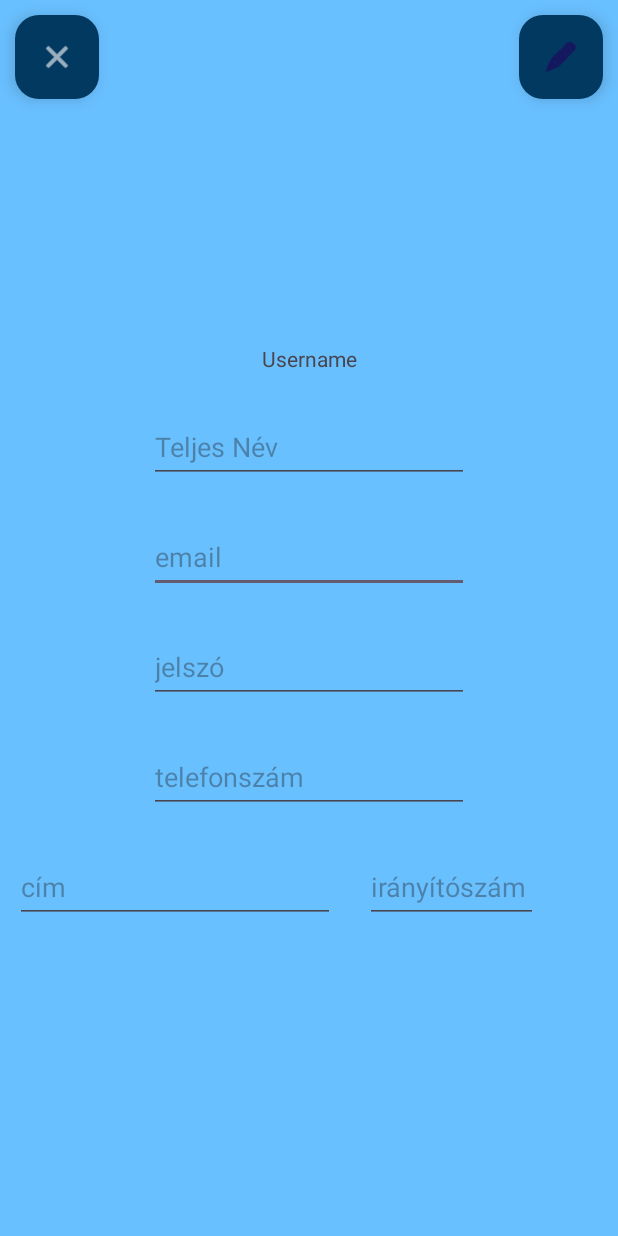
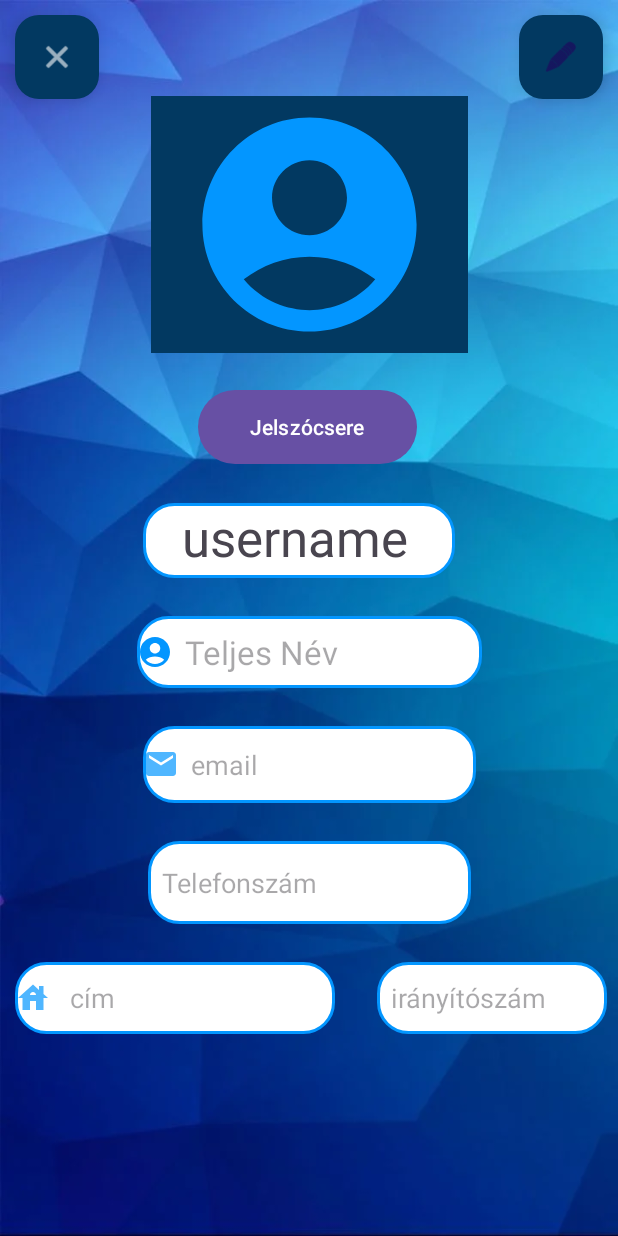
Before and after one commit to ropi0955/Android_Project, an Android app: the ProfileActivity screen opened directly, with no data from a screen before it, on a phone screen of 412 x 824 dp. Run offline under Robolectric (Android 15) with nearby library versions, the phone set to English and light mode, and no system bars.

Commit message:
profile page and pw change page added --some button not work

```diff
--- a/app/src/main/AndroidManifest.xml
+++ b/app/src/main/AndroidManifest.xml
@@ -12,6 +12,9 @@
         android:supportsRtl="true"
         android:theme="@style/Theme.Tienda_Android_Project"
         tools:targetApi="31">
+        <activity
+            android:name=".pages.ChangePasswordActivity"
+            android:exported="false" />
         <activity
             android:name=".pages.SignupActivity"
             android:exported="false" />
--- a/app/src/main/java/hu/nje/tienda/ProfileActivity.java
+++ b/app/src/main/java/hu/nje/tienda/ProfileActivity.java
@@ -5,12 +5,16 @@ import androidx.appcompat.app.AppCompatActivity;
 import android.content.Intent;
 import android.os.Bundle;
 import android.view.View;
+import android.widget.Button;
 
 import com.google.android.material.floatingactionbutton.FloatingActionButton;
+
+import hu.nje.tienda.pages.ChangePasswordActivity;
 
 public class ProfileActivity extends AppCompatActivity {
     private FloatingActionButton backMainActivityButton2;
     private FloatingActionButton modifyProfileButton;//valahogy az összes textboxot konténerbe kéne tenni és akkor egybe szerkeszhetővé lehetne tenni..
+    private Button changePasswordbutton;
     @Override
     protected void onCreate(Bundle savedInstanceState) {
         super.onCreate(savedInstanceState);
@@ -32,6 +36,13 @@ public class ProfileActivity extends AppCompatActivity {
                 modifyProfileButton();
             }
         });
+        changePasswordbutton = findViewById(R.id.changePasswordbutton);
+        changePasswordbutton.setOnClickListener(new View.OnClickListener() {
+            @Override
+            public void onClick(View view) {
+                changePasswordbutton();
+            }
+        });
     }
     private void backMainActivity2() {
         Intent intent = new Intent(this, MainActivity.class);
@@ -43,4 +54,8 @@ public class ProfileActivity extends AppCompatActivity {
         Intent intent = new Intent(this, ProfileActivity.class);
         startActivities(new Intent[]{intent});
     }
+    private void changePasswordbutton() {
+        Intent intent = new Intent(this, ChangePasswordActivity.class);
+        startActivities(new Intent[]{intent});
+    }
 }
--- a/app/src/main/res/layout/activity_profile.xml
+++ b/app/src/main/res/layout/activity_profile.xml
@@ -4,34 +4,30 @@
     xmlns:tools="http://schemas.android.com/tools"
     android:layout_width="match_parent"
     android:layout_height="match_parent"
-    android:background="@color/background"
+    android:background="@drawable/tienda_bg"
     tools:context=".ProfileActivity">
-
-    <ImageView
-        android:id="@+id/profilImageView"
-        android:layout_width="161dp"
-        android:layout_height="158dp"
-        android:layout_marginTop="43dp"
-        app:layout_constraintEnd_toEndOf="parent"
-        app:layout_constraintStart_toStartOf="parent"
-        app:layout_constraintTop_toTopOf="parent"
-        tools:srcCompat="@tools:sample/avatars" />
 
     <TextView
         android:id="@+id/usernameText"
-        android:layout_width="wrap_content"
-        android:layout_height="wrap_content"
-        android:layout_marginTop="28dp"
-        android:text="Username"
+        android:layout_width="208dp"
+        android:layout_height="50dp"
+        android:layout_marginTop="100dp"
+        android:background="@drawable/blue_border"
+        android:text="   username"
+        android:textAppearance="@style/TextAppearance.AppCompat.Display1"
         app:layout_constraintEnd_toEndOf="parent"
+        app:layout_constraintHorizontal_bias="0.467"
         app:layout_constraintStart_toStartOf="parent"
-        app:layout_constraintTop_toBottomOf="@+id/profilImageView" />
+        app:layout_constraintTop_toBottomOf="@+id/imageView" />
 
     <EditText
         android:id="@+id/textEmailAddress"
-        android:layout_width="wrap_content"
-        android:layout_height="wrap_content"
+        android:layout_width="222dp"
+        android:layout_height="51dp"
         android:layout_marginTop="25dp"
+        android:background="@drawable/blue_border"
+        android:drawableLeft="@drawable/baseline_email_24"
+        android:drawablePadding="8dp"
         android:ems="10"
         android:hint="email"
         android:inputType="textEmailAddress"
@@ -41,39 +37,31 @@
         app:layout_constraintTop_toBottomOf="@+id/textFullName" />
 
     <EditText
-        android:id="@+id/textPassword"
-        android:layout_width="wrap_content"
-        android:layout_height="wrap_content"
+        android:id="@+id/textPhone"
+        android:layout_width="215dp"
+        android:layout_height="55dp"
         android:layout_marginTop="25dp"
+        android:background="@drawable/blue_border"
         android:ems="10"
-        android:hint="jelszó"
-        android:inputType="textPassword"
+        android:hint="  Telefonszám"
+        android:inputType="phone"
         android:minHeight="48dp"
         app:layout_constraintEnd_toEndOf="parent"
         app:layout_constraintStart_toStartOf="parent"
         app:layout_constraintTop_toBottomOf="@+id/textEmailAddress" />
 
     <EditText
-        android:id="@+id/textPhone"
-        android:layout_width="wrap_content"
-        android:layout_height="wrap_content"
-        android:layout_marginTop="25dp"
-        android:ems="10"
-        android:hint="telefonszám"
-        android:inputType="phone"
-        android:minHeight="48dp"
-        app:layout_constraintEnd_toEndOf="parent"
-        app:layout_constraintStart_toStartOf="parent"
-        app:layout_constraintTop_toBottomOf="@+id/textPassword" />
-
-    <EditText
         android:id="@+id/textPostalAddress"
+        style="@style/Widget.AppCompat.EditText"
         android:layout_width="wrap_content"
         android:layout_height="wrap_content"
         android:layout_marginStart="10dp"
         android:layout_marginTop="25dp"
+        android:background="@drawable/blue_border"
+        android:drawableLeft="@drawable/baseline_house_24"
+        android:drawablePadding="8dp"
         android:ems="10"
-        android:hint="cím"
+        android:hint=" cím"
         android:inputType="textPostalAddress"
         android:minHeight="48dp"
         app:layout_constraintStart_toStartOf="parent"
@@ -81,25 +69,30 @@
 
     <EditText
         android:id="@+id/textPostCode"
-        android:layout_width="115dp"
+        android:layout_width="153dp"
         android:layout_height="48dp"
         android:layout_marginStart="20dp"
+        android:background="@drawable/blue_border"
         android:ems="10"
-        android:hint="irányítószám"
+        android:hint="  irányítószám"
         android:inputType="number"
         app:layout_constraintBottom_toBottomOf="@+id/textPostalAddress"
+        app:layout_constraintEnd_toEndOf="parent"
         app:layout_constraintStart_toEndOf="@+id/textPostalAddress"
         app:layout_constraintTop_toTopOf="@+id/textPostalAddress" />
 
     <EditText
         android:id="@+id/textFullName"
-        android:layout_width="wrap_content"
-        android:layout_height="wrap_content"
+        android:layout_width="230dp"
+        android:layout_height="48dp"
         android:layout_marginTop="25dp"
-        android:ems="10"
+        android:background="@drawable/blue_border"
+        android:drawableLeft="@drawable/baseline_account_circle_24"
+        android:drawablePadding="8dp"
         android:hint="Teljes Név"
         android:inputType="text"
         android:minHeight="48dp"
+        android:textAppearance="@style/TextAppearance.AppCompat.Large"
         app:layout_constraintEnd_toEndOf="parent"
         app:layout_constraintStart_toStartOf="parent"
         app:layout_constraintTop_toBottomOf="@+id/usernameText" />
@@ -113,6 +106,7 @@
         android:clickable="true"
         android:tint="@color/white"
         app:backgroundTint="@color/dark"
+        app:fabSize="auto"
         app:layout_constraintEnd_toEndOf="parent"
         app:layout_constraintTop_toTopOf="parent"
         app:srcCompat="@android:drawable/ic_menu_edit"
@@ -133,4 +127,29 @@
         app:srcCompat="@android:drawable/ic_menu_close_clear_cancel"
         app:tint="@color/white" />
 
+    <ImageView
+        android:id="@+id/imageView"
+        android:layout_width="211dp"
+        android:layout_height="171dp"
+        android:layout_marginTop="64dp"
+        android:background="@color/dark"
+        app:layout_constraintEnd_toEndOf="parent"
+        app:layout_constraintStart_toStartOf="parent"
+        app:layout_constraintTop_toTopOf="parent"
+        app:srcCompat="@drawable/baseline_account_circle_24" />
+
+    <Button
+        android:id="@+id/changePasswordbutton"
+        android:layout_width="146dp"
+        android:layout_height="57dp"
+        android:text="Jelszócsere"
+        android:textColorHighlight="@color/dark"
+        android:textColorLink="@color/dark"
+        app:layout_constraintBottom_toTopOf="@+id/usernameText"
+        app:layout_constraintEnd_toEndOf="@+id/usernameText"
+        app:layout_constraintHorizontal_bias="0.596"
+        app:layout_constraintStart_toStartOf="@+id/usernameText"
+        app:layout_constraintTop_toBottomOf="@+id/imageView"
+        app:layout_constraintVertical_bias="0.488" />
+
 </androidx.constraintlayout.widget.ConstraintLayout>
```
Also changed, not shown: app/src/main/java/hu/nje/tienda/pages/ChangePasswordActivity.java (added, +33 -0 lines), app/src/main/res/layout/activity_change_password.xml (added, +73 -0 lines).
